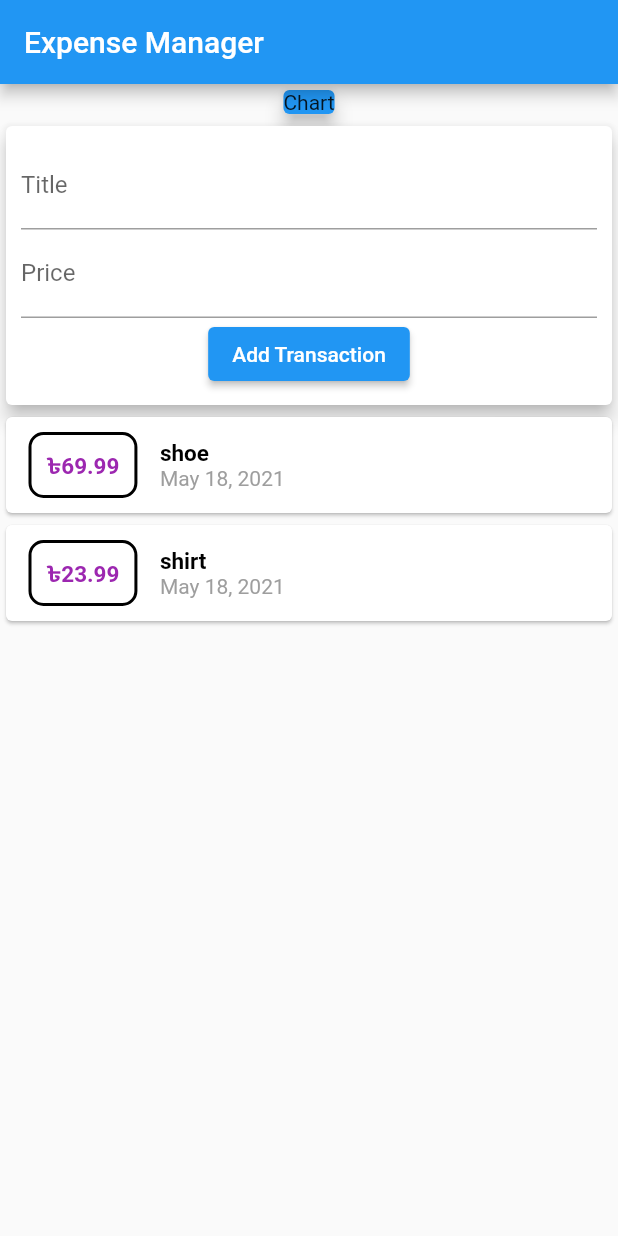
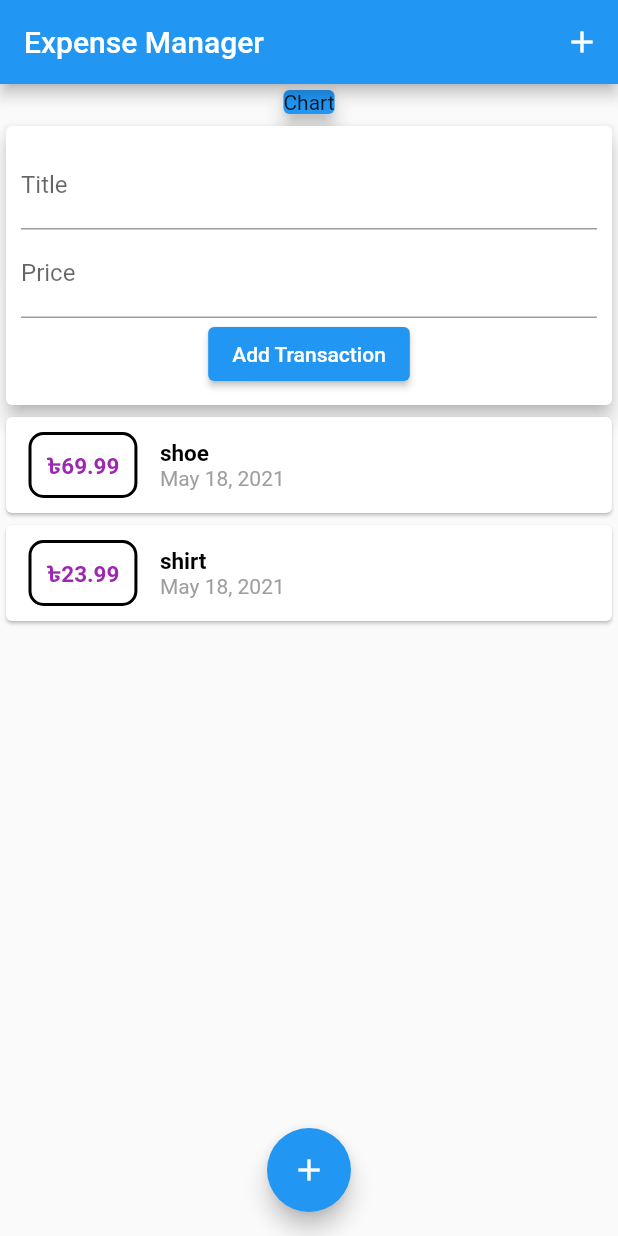
Before and after one commit to SaminYeaser/expense_manager, a Flutter app: the screen it shows after launch, on a phone screen of 412 x 824 dp. Run offline on Flutter 3.47's test engine with Material 2 defaults, Android fonts, the phone set to English and light mode, and no system bars.

Commit message:
floating action button added

```diff
--- a/lib/main.dart
+++ b/lib/main.dart
@@ -13,6 +13,7 @@ class MyApp extends StatelessWidget {
   Widget build(BuildContext context) {
     return MaterialApp(
       title: 'Flutter Demo',
+      debugShowCheckedModeBanner: false,
       theme: ThemeData(
         primarySwatch: Colors.blue,
       ),
@@ -28,6 +29,9 @@ class MyHomePage extends StatelessWidget {
     return Scaffold(
       appBar: AppBar(
         title: Text('Expense Manager'),
+        actions: [
+          IconButton(icon: Icon(Icons.add), onPressed: (){})
+        ],
       ),
       body: SingleChildScrollView(
         child: Column(
@@ -45,6 +49,11 @@ class MyHomePage extends StatelessWidget {
           ],
         ),
       ),
+      floatingActionButtonLocation: FloatingActionButtonLocation.centerFloat,
+      floatingActionButton: FloatingActionButton(
+        child: Icon(Icons.add),
+        onPressed: (){},
+      ),
     );
   }
 }
```
